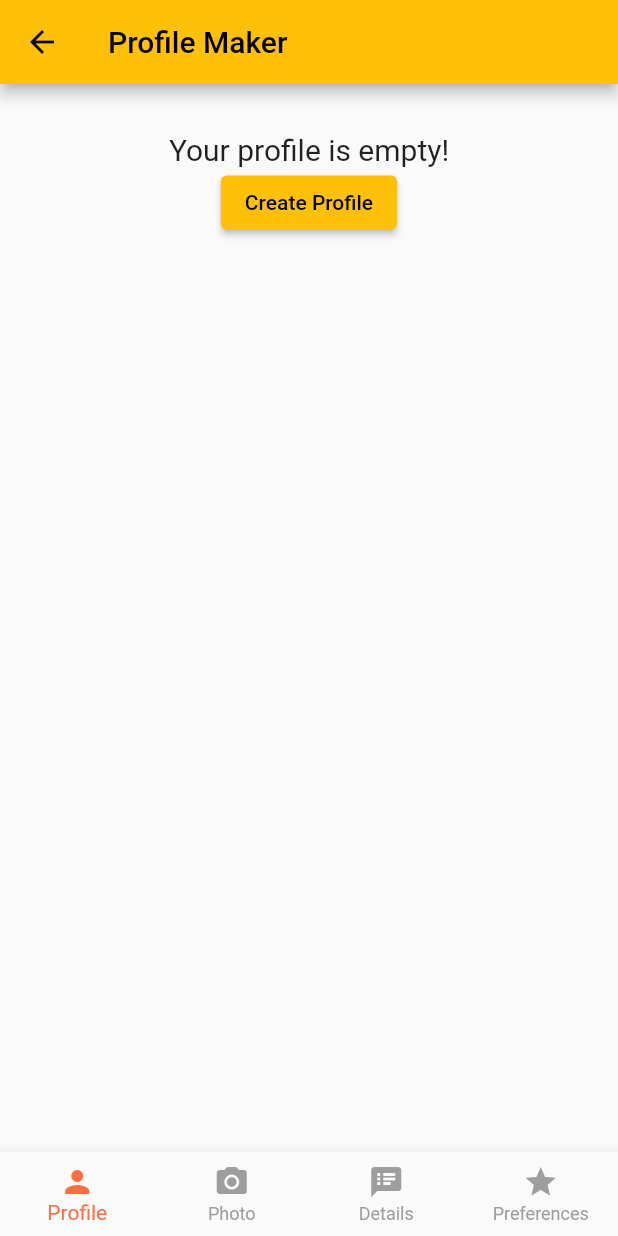
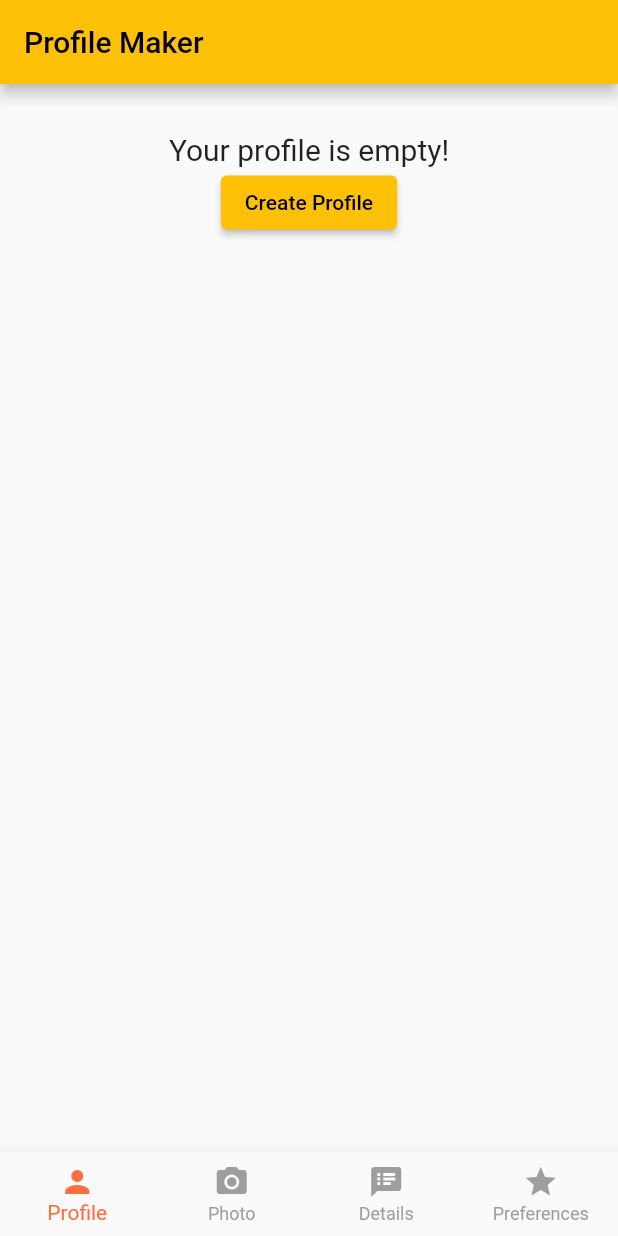
Before and after one commit to mariaannalind/profile_maker, a Flutter app: the ProfilePage screen opened directly, on a phone screen of 412 x 824 dp. Run offline on Flutter 3.47's test engine with Material 2 defaults, Android fonts, the phone set to English and light mode, and no system bars; our stand-ins replace camera.

Commit message:
routing and custom button wip

```diff
--- a/lib/details_page.dart
+++ b/lib/details_page.dart
@@ -2,6 +2,7 @@ import 'dart:developer';
 
 import 'package:flutter/material.dart';
 import 'package:profile_maker/shared/bottom_navigation.dart';
+import 'package:profile_maker/shared/routes.dart';
 import 'package:provider/provider.dart';
 
 import 'models/profile_model.dart';
@@ -97,7 +98,7 @@ class _DetailsPageState extends State<DetailsPage> {
                           profile.saveDetails(nameController.text, emailController.text, int.parse(mobileController.text));
                           Navigator.pushNamed(
                             context,
-                            '/step3',
+                            Routes.routePreferencesPage,
                           );
                         }
 
--- a/lib/photo_page.dart
+++ b/lib/photo_page.dart
@@ -5,6 +5,7 @@ import 'package:flutter/material.dart';
 import 'package:profile_maker/models/profile_model.dart';
 import 'package:profile_maker/shared/bottom_navigation.dart';
 import 'package:profile_maker/shared/custom_profile_clipper.dart';
+import 'package:profile_maker/shared/routes.dart';
 import 'package:provider/provider.dart';
 
 
@@ -117,7 +118,7 @@ class DisplayPictureScreen extends StatelessWidget {
                             profile.savePhoto(imagePath);
                             Navigator.pushNamed(
                               context,
-                              '/step2',
+                                Routes.routeDetailsPage,
                             );
                           },
                           child: const Text('Next ->')
--- a/lib/profile_page.dart
+++ b/lib/profile_page.dart
@@ -1,7 +1,9 @@
 import 'dart:developer';
 import 'dart:io';
 
+import 'package:profile_maker/shared/custom_button.dart';
 import 'package:profile_maker/shared/custom_profile_clipper.dart';
+import 'package:profile_maker/shared/routes.dart';
 import 'package:provider/provider.dart';
 
 import 'package:flutter/material.dart';
@@ -16,11 +18,11 @@ class ProfilePage extends StatefulWidget {
   State<ProfilePage> createState() => _ProfilePageState();
 }
 
+
 class _ProfilePageState extends State<ProfilePage> {
 
   @override
   Widget build(BuildContext context) {
-
     return Scaffold(
       appBar: AppBar(
         title: const Text('Profile Maker'),
@@ -28,22 +30,69 @@ class _ProfilePageState extends State<ProfilePage> {
       body: Center(
         child: Column(
           mainAxisAlignment: MainAxisAlignment.start,
-          children: const [
-             Padding(padding: EdgeInsets.all(32.0), child: ProfileContainer()),
+          children: [
+             Padding(padding: const EdgeInsets.all(32.0), child: _buildProfileContainer(context)),
           ],
         ),
       ),
       bottomNavigationBar: const BottomNavigationBarWidget(selectedItem: 0),
     );
   }
+
+  Widget _buildProfileContainer(BuildContext context) {
+    return Consumer<ProfileModel>(
+        builder: (context, profile, child) {
+          return Column(
+            children: [
+              if(!profile.hasProfile)
+                Column(
+                    children: [
+                      const Text("Your profile is empty!", style: TextStyle(fontSize: 20)),
+                      CustomButton(onPressFunction: () {
+                        Navigator.pushNamed(
+                          context,
+                          Routes.routePhotoPage,
+                        );
+                      }, buttonText: 'Create Profile')
+                    ]
+                ),
+              if(profile.hasProfile)
+                Column(
+                    children: [
+                      _buildProfileDetails(profile),
+                      if(profile.profilePhotoPath != "")
+                        _buildPhoto(profile.profilePhotoPath),
+                      _buildFavoriteFood(profile.favoriteFood.name),
+                      Row(
+                        mainAxisAlignment: MainAxisAlignment.spaceBetween,
+                        children: [
+                          ElevatedButton(
+                              onPressed: () {
+                                profile.resetProfile();
+                              },
+                              child: const Text('Reset Profile')),
+                          ElevatedButton(
+                              onPressed: () {
+                                Navigator.pushNamed(
+                                  context,
+                                  Routes.routePhotoPage,
+                                );
+                              },
+                              child: const Text('Edit Profile')),
+                        ],
+                      )
+                    ]
+                ),
+            ],
+          );
+        }
+    );
   }
 
-class ProfileContainer extends StatelessWidget {
-  _showProfileDetails(ProfileModel profile) {
+  Widget _buildProfileDetails(ProfileModel profile) {
     return (
         Column(
             children: [
-
               Row(
                 mainAxisAlignment: MainAxisAlignment.center,
                 children: [
@@ -60,77 +109,18 @@ class ProfileContainer extends StatelessWidget {
                   ]
               )
               )
-      ])
+            ]
+        )
     );
   }
 
-  _showPhoto(String photoPath) {
+  Widget _buildPhoto(String photoPath) {
     return (
         ClipOval(clipper: ProfileClipper(), child: Image.file(File(photoPath), width: 400, height: 400))
     );
   }
 
-  _showFavoriteFood(String favoriteFood) {
+  Widget _buildFavoriteFood(String favoriteFood) {
     return Padding(padding: const EdgeInsets.symmetric(vertical: 16.0), child: Text('My favorite food is: $favoriteFood'));
   }
-
-  const ProfileContainer({Key? key}) : super(key: key);
-
-
-  @override
-  Widget build(BuildContext context) {
-    return Consumer<ProfileModel>(
-      builder: (context, profile, child) {
-        return Column(
-          children: [
-            if(!profile.hasProfile)
-              Column(
-                children: [
-                  const Text("Your profile is empty!", style: TextStyle(fontSize: 20)),
-                  ElevatedButton(
-                      onPressed: () {
-                        Navigator.pushNamed(
-                          context,
-                          '/step1',
-                        );
-                      },
-                      child: const Text('Create Profile')
-                  ),
-                ]
-              ),
-            if(profile.hasProfile)
-              Column(
-                children: [
-                  _showProfileDetails(profile),
-                  if(profile.profilePhotoPath != "")
-                  _showPhoto(profile.profilePhotoPath),
-                  _showFavoriteFood(profile.favoriteFood.name),
-                  Row(
-                    mainAxisAlignment: MainAxisAlignment.spaceBetween,
-                    children: [
-                      ElevatedButton(
-                          onPressed: () {
-                            profile.resetProfile();
-
-                          },
-                          child: const Text('Reset Profile')),
-                      ElevatedButton(
-                          onPressed: () {
-                            Navigator.pushNamed(
-                              context,
-                              '/step1',
-                            );
-                          },
-                          child: const Text('Edit Profile')),
-                    ],
-                  )
-                ]
-              ),
-
-
-          ],
-        );
 }
-    );
-  }
-}
--- /dev/null
+++ b/lib/shared/custom_button.dart
@@ -0,0 +1,17 @@
+import 'package:flutter/material.dart';
+
+class CustomButton extends StatelessWidget {
+  const CustomButton({Key? key, required this.onPressFunction, this.buttonText = ''}) : super(key: key);
+
+  final VoidCallback onPressFunction;
+  final String buttonText;
+
+  @override
+  Widget build(BuildContext context) {
+    return
+      ElevatedButton(
+        onPressed: () => onPressFunction(),
+        child: Text(buttonText)
+    );
+  }
+}
--- /dev/null
+++ b/lib/shared/routes.dart
@@ -0,0 +1,6 @@
+abstract class Routes{
+  static const routeProfilePage = '/';
+  static const routePhotoPage = '/step1';
+  static const routeDetailsPage = '/step2';
+  static const routePreferencesPage = '/step3';
+}
```
Also changed, not shown: lib/main.dart (+17 -6 lines). Lines whose indentation alone changed are shown as unchanged.
